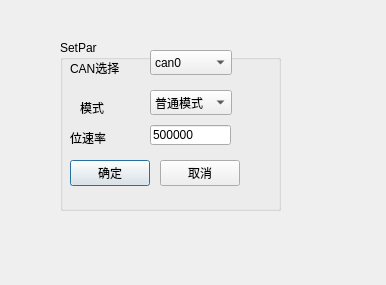
Above: QT_Stepmotor_Project/QT_Stepmotor/setcanpar.ui from FeiPingWang/Degree_WorkCode before the change. Below: the same form after it.
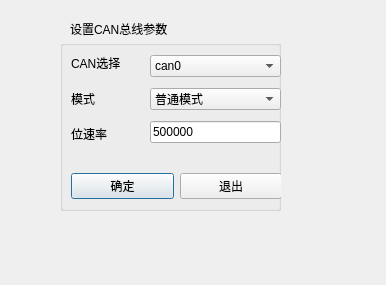
That is the form after the change.

```diff
--- a/QT_Stepmotor_Project/QT_Stepmotor/setcanpar.ui
+++ b/QT_Stepmotor_Project/QT_Stepmotor/setcanpar.ui
@@ -26,30 +26,20 @@
     </rect>
    </property>
    <property name="title">
-    <string>SetPar</string>
+    <string/>
    </property>
-   <widget class="QLabel" name="l_Can">
-    <property name="geometry">
-     <rect>
-      <x>10</x>
-      <y>20</y>
-      <width>58</width>
-      <height>15</height>
-     </rect>
-    </property>
-    <property name="text">
-     <string>CAN选择</string>
-    </property>
-   </widget>
-   <widget class="QComboBox" name="cB_Can">
+   <widget class="QWidget" name="">
     <property name="geometry">
      <rect>
       <x>90</x>
       <y>10</y>
-      <width>82</width>
-      <height>25</height>
+      <width>131</width>
+      <height>101</height>
      </rect>
     </property>
+    <layout class="QVBoxLayout" name="verticalLayout_2">
+     <item>
+      <widget class="QComboBox" name="cB_Can">
     <item>
      <property name="text">
       <string>can0</string>
@@ -61,90 +51,101 @@
      </property>
     </item>
    </widget>
-   <widget class="QLabel" name="l_Bit">
-    <property name="geometry">
-     <rect>
-      <x>10</x>
-      <y>90</y>
-      <width>58</width>
-      <height>15</height>
-     </rect>
-    </property>
+     </item>
+     <item>
+      <widget class="QComboBox" name="cB_Mode">
+       <item>
     <property name="text">
-     <string>位速率</string>
-    </property>
-   </widget>
+         <string>普通模式</string>
+        </property>
+       </item>
+      </widget>
+     </item>
+     <item>
    <widget class="QLineEdit" name="lE_Bitrate">
     <property name="enabled">
      <bool>true</bool>
     </property>
-    <property name="geometry">
-     <rect>
-      <x>90</x>
-      <y>85</y>
-      <width>81</width>
-      <height>20</height>
-     </rect>
-    </property>
     <property name="text">
      <string>500000</string>
     </property>
    </widget>
+     </item>
+    </layout>
+   </widget>
+   <widget class="QWidget" name="">
+    <property name="geometry">
+     <rect>
+      <x>11</x>
+      <y>8</y>
+      <width>62</width>
+      <height>101</height>
+     </rect>
+    </property>
+    <layout class="QVBoxLayout" name="verticalLayout">
+     <item>
+      <widget class="QLabel" name="l_Can">
+       <property name="text">
+        <string>CAN选择</string>
+       </property>
+      </widget>
+     </item>
+     <item>
+      <widget class="QLabel" name="lb_Mode">
+       <property name="text">
+        <string>模式</string>
+       </property>
+      </widget>
+     </item>
+     <item>
+      <widget class="QLabel" name="l_Bit">
+       <property name="text">
+        <string>位速率</string>
+       </property>
+      </widget>
+     </item>
+    </layout>
+   </widget>
+   <widget class="QWidget" name="">
+    <property name="geometry">
+     <rect>
+      <x>11</x>
+      <y>131</y>
+      <width>211</width>
+      <height>30</height>
+     </rect>
+    </property>
+    <layout class="QHBoxLayout" name="horizontalLayout">
+     <item>
    <widget class="QPushButton" name="pB_Comfirm">
-    <property name="geometry">
-     <rect>
-      <x>10</x>
-      <y>120</y>
-      <width>80</width>
-      <height>26</height>
-     </rect>
-    </property>
     <property name="text">
      <string>确定</string>
     </property>
    </widget>
+     </item>
+     <item>
    <widget class="QPushButton" name="pB_Cancel">
-    <property name="geometry">
-     <rect>
-      <x>100</x>
-      <y>120</y>
-      <width>80</width>
-      <height>26</height>
-     </rect>
-    </property>
     <property name="text">
-     <string>取消</string>
-    </property>
-   </widget>
-   <widget class="QLabel" name="lb_Mode">
-    <property name="geometry">
-     <rect>
-      <x>20</x>
-      <y>60</y>
-      <width>58</width>
-      <height>15</height>
-     </rect>
-    </property>
-    <property name="text">
-     <string>模式</string>
-    </property>
-   </widget>
-   <widget class="QComboBox" name="cB_Mode">
-    <property name="geometry">
-     <rect>
-      <x>90</x>
-      <y>50</y>
-      <width>82</width>
-      <height>25</height>
-     </rect>
-    </property>
-    <item>
-     <property name="text">
-      <string>普通模式</string>
-     </property>
-    </item>
+        <string>退出</string>
+       </property>
+      </widget>
+     </item>
+    </layout>
    </widget>
   </widget>
+  <widget class="QLabel" name="label">
+   <property name="geometry">
+    <rect>
+     <x>70</x>
+     <y>20</y>
+     <width>131</width>
+     <height>17</height>
+    </rect>
+   </property>
+   <property name="text">
+    <string>设置CAN总线参数</string>
+   </property>
+  </widget>
  </widget>
  <resources/>
  <connections/>
```
Lines whose indentation alone changed are shown as unchanged.
